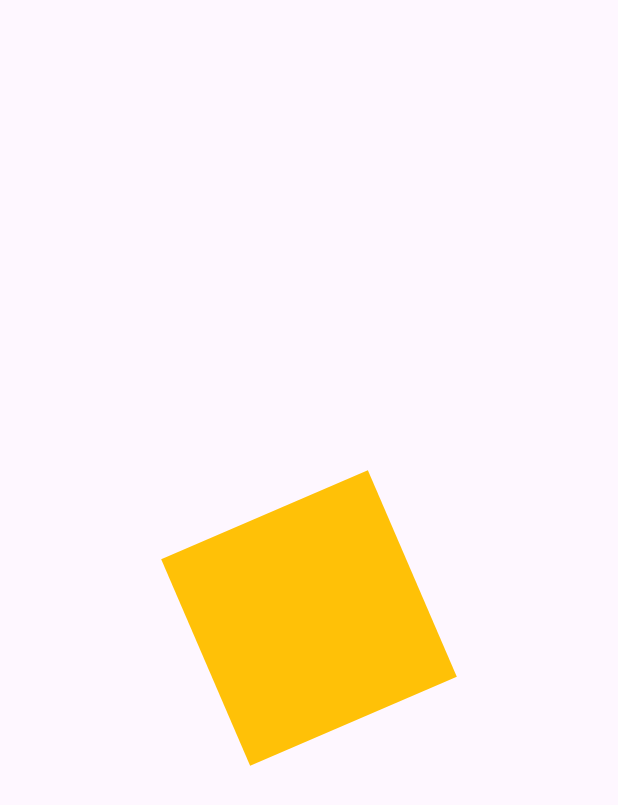
After one commit to sabin6969/Flutter-Explicit-Animations, a Flutter app: the screen it shows after launch, after a tap on "Rotating Box", on a phone screen of 412 x 824 dp. The commit adds this screen. Shown: the top 805 px of the screen. Run offline on Flutter 3.47's test engine with Material 3 defaults, Android fonts, the phone set to English and light mode, and no system bars.

Commit message:
complete rotating box animation

```diff
--- a/lib/pages/home_page.dart
+++ b/lib/pages/home_page.dart
@@ -1,4 +1,5 @@
 import 'package:animations/pages/bouncing_ball_page.dart';
+import 'package:animations/pages/rotating_box_page.dart';
 import 'package:flutter/material.dart';
 
 class HomePage extends StatefulWidget {
@@ -35,6 +36,16 @@ class _HomePageState extends State<HomePage> {
                 "Bouncing Ball",
               ),
             ),
+          ),
+          TextButton(
+            onPressed: () {
+              context.navigateToNextPage(
+                RoatatingBoxPage(),
+              );
+            },
+            child: const Text(
+              "Rotating Box",
+            ),
           )
         ],
       ),
--- /dev/null
+++ b/lib/pages/rotating_box_page.dart
@@ -0,0 +1,73 @@
+import 'dart:math';
+
+import 'package:flutter/material.dart';
+
+class RoatatingBoxPage extends StatefulWidget {
+  const RoatatingBoxPage({super.key});
+
+  @override
+  State<RoatatingBoxPage> createState() => _RoatatingBoxPageState();
+}
+
+class _RoatatingBoxPageState extends State<RoatatingBoxPage>
+    with SingleTickerProviderStateMixin {
+  late AnimationController _animationController;
+
+  late Animation<double> _animation;
+
+  @override
+  void initState() {
+    _animationController = AnimationController(
+      vsync: this,
+      duration: const Duration(
+        seconds: 2,
+      ),
+    );
+
+    _animation = Tween<double>(
+      begin: 0,
+      end: 2 * pi,
+    ).animate(
+      CurvedAnimation(
+        parent: _animationController,
+        curve: Curves.easeInCubic,
+      ),
+    );
+
+    _animationController.repeat();
+    super.initState();
+  }
+
+  @override
+  void dispose() {
+    _animationController.dispose();
+    super.dispose();
+  }
+
+  @override
+  Widget build(BuildContext context) {
+    return Scaffold(
+      body: Center(
+        child: AnimatedBuilder(
+          animation: _animationController,
+          builder: (context, child) {
+            return Transform(
+              alignment: Alignment.center,
+              transform: Matrix4.identity()
+                ..rotateZ(
+                  _animation.value,
+                ),
+              child: Container(
+                height: 150,
+                width: 150,
+                decoration: BoxDecoration(
+                  color: Colors.amber,
+                ),
+              ),
+            );
+          },
+        ),
+      ),
+    );
+  }
+}
```
